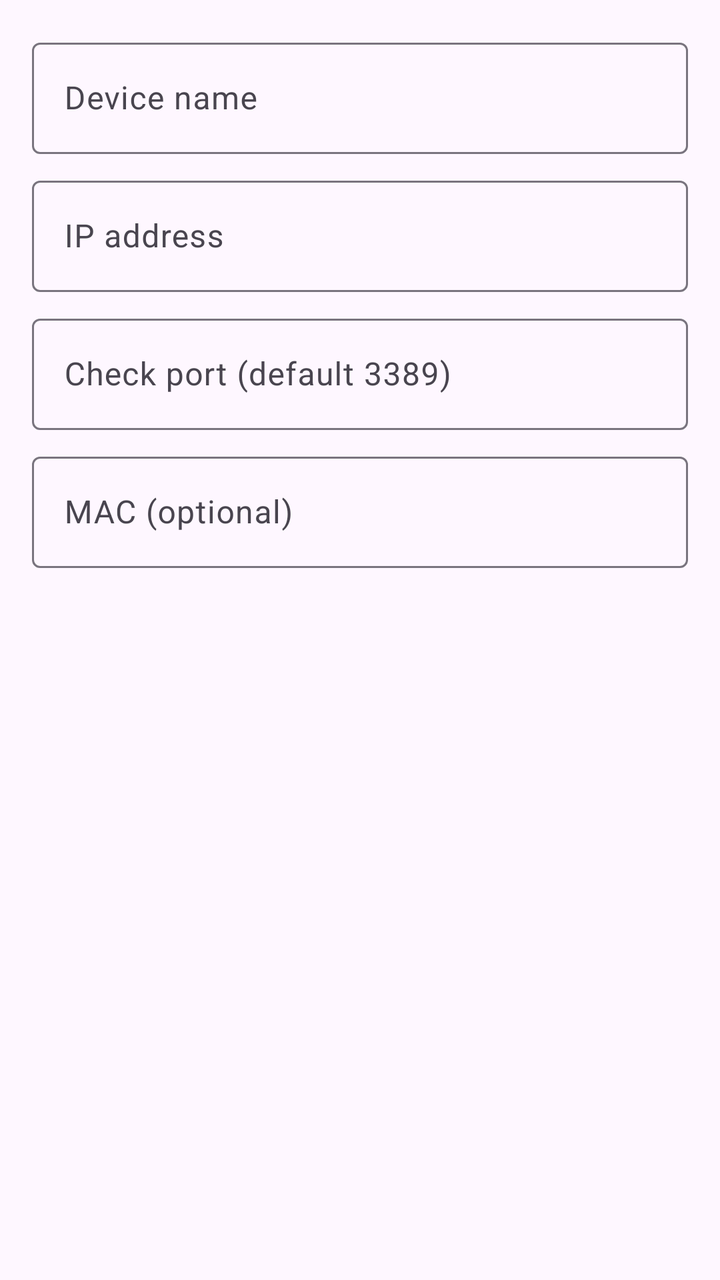
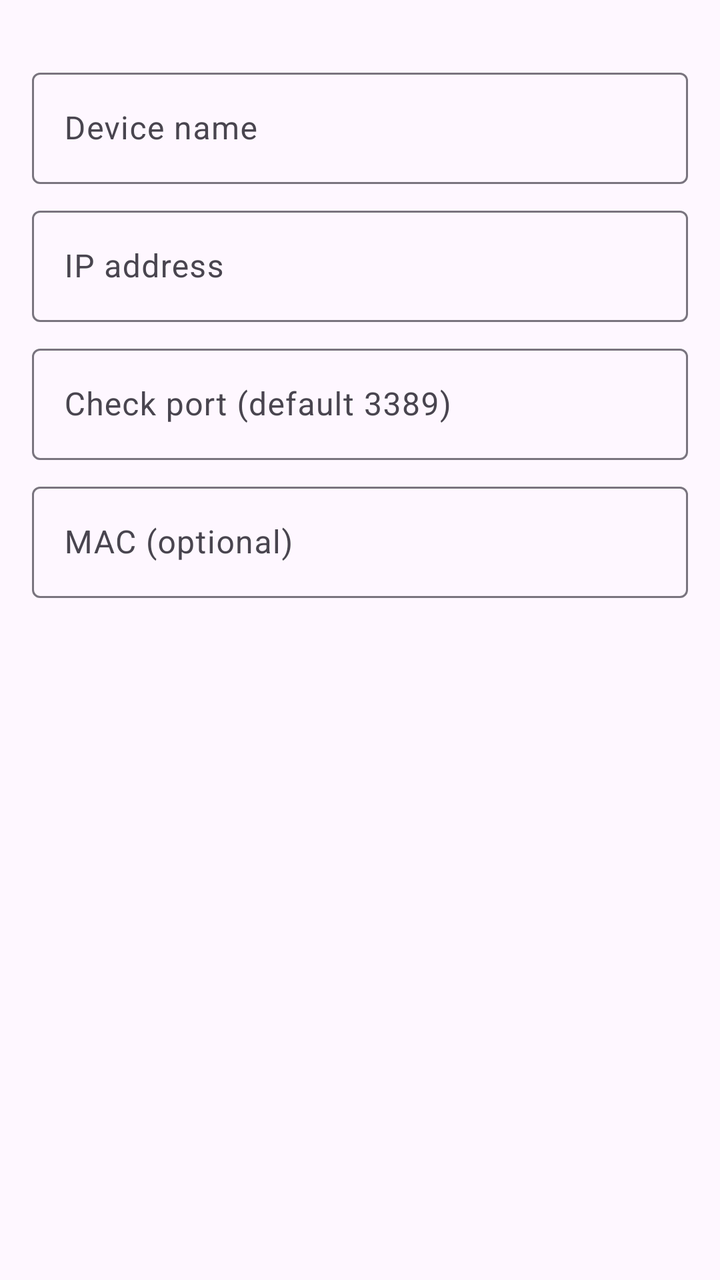

Compare the two renders of this Android layout. The source of the first and the diff that turns it into the second are given below.
<!-- AndroidManifest.xml: application theme Theme.WolApp -->
<!-- res/layout/dialog_add_device.xml -->
<?xml version="1.0" encoding="utf-8"?>
<LinearLayout xmlns:android="http://schemas.android.com/apk/res/android"
    android:layout_width="match_parent"
    android:layout_height="wrap_content"
    android:orientation="vertical"
    android:padding="16dp">

    <com.google.android.material.textfield.TextInputLayout
        android:layout_width="match_parent"
        android:layout_height="wrap_content"
        android:hint="@string/device_name">

        <com.google.android.material.textfield.TextInputEditText
            android:id="@+id/editName"
            android:layout_width="match_parent"
            android:layout_height="wrap_content"
            android:inputType="text" />
    </com.google.android.material.textfield.TextInputLayout>

    <com.google.android.material.textfield.TextInputLayout
        android:layout_width="match_parent"
        android:layout_height="wrap_content"
        android:layout_marginTop="8dp"
        android:hint="@string/ip_address">

        <com.google.android.material.textfield.TextInputEditText
            android:id="@+id/editIp"
            android:layout_width="match_parent"
            android:layout_height="wrap_content"
            android:inputType="text" />
    </com.google.android.material.textfield.TextInputLayout>

    <com.google.android.material.textfield.TextInputLayout
        android:layout_width="match_parent"
        android:layout_height="wrap_content"
        android:layout_marginTop="8dp"
        android:hint="@string/port_hint">

        <com.google.android.material.textfield.TextInputEditText
            android:id="@+id/editPort"
            android:layout_width="match_parent"
            android:layout_height="wrap_content"
            android:inputType="number" />
    </com.google.android.material.textfield.TextInputLayout>

    <com.google.android.material.textfield.TextInputLayout
        android:layout_width="match_parent"
        android:layout_height="wrap_content"
        android:layout_marginTop="8dp"
        android:hint="@string/mac_optional">

        <com.google.android.material.textfield.TextInputEditText
            android:id="@+id/editMac"
            android:layout_width="match_parent"
            android:layout_height="wrap_content"
            android:inputType="text" />
    </com.google.android.material.textfield.TextInputLayout>
</LinearLayout>
<!-- resources referenced by this layout -->
<resources>
  <string name="device_name">Device name</string>
  <string name="ip_address">IP address</string>
  <string name="mac_optional">MAC (optional)</string>
  <string name="port_hint">Check port (default 3389)</string>
  <style name="Theme.WolApp" parent="Theme.Material3.DayNight.NoActionBar">
          
      </style>
</resources>

<!-- the commit's change to res/layout/dialog_add_device.xml (unified diff, before → after) -->
@@ -8,6 +8,7 @@
     <com.google.android.material.textfield.TextInputLayout
         android:layout_width="match_parent"
         android:layout_height="wrap_content"
+        android:layout_marginTop="15dp"
         android:hint="@string/device_name">
 
         <com.google.android.material.textfield.TextInputEditText
